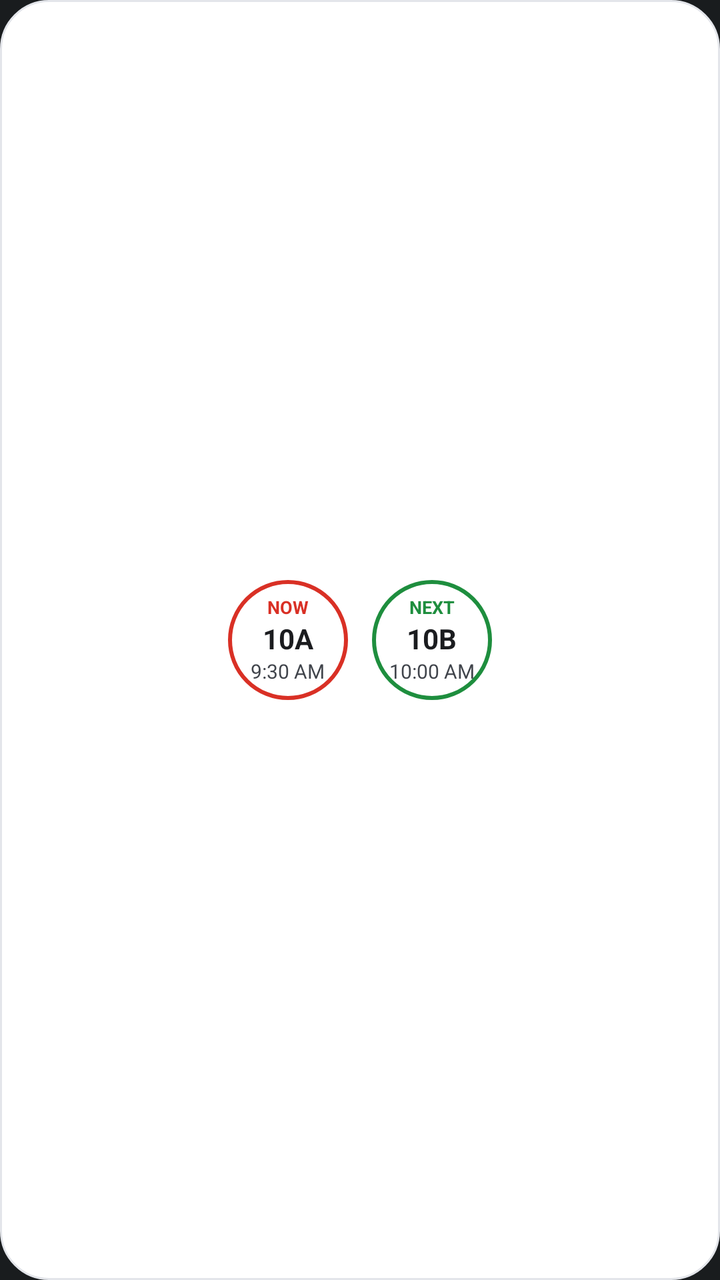
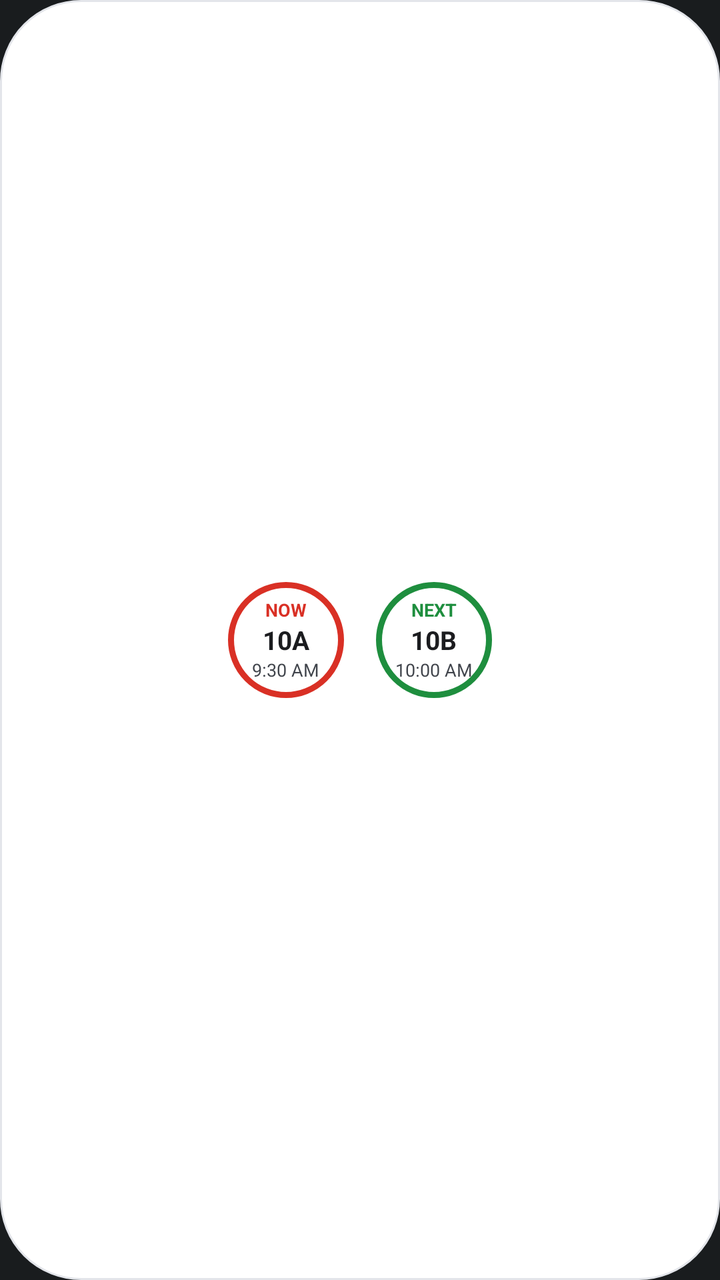

Two renders of the same Android screen: before a commit and after it. Below are the layout's source before the change and the commit's diff.
<!-- AndroidManifest.xml: application theme Theme.MyApplication -->
<!-- res/layout/widget_classes.xml -->
<?xml version="1.0" encoding="utf-8"?>
<LinearLayout xmlns:android="http://schemas.android.com/apk/res/android"
    android:id="@+id/widget_classes_root"
    android:layout_width="match_parent"
    android:layout_height="match_parent"
    android:orientation="horizontal"
    android:gravity="center"
    android:padding="8dp"
    android:background="@drawable/widget_pill_bg">

    <TextView
        android:id="@+id/widget_classes_status"
        android:layout_width="wrap_content"
        android:layout_height="wrap_content"
        android:gravity="center"
        android:text="No classes today"
        android:textColor="#41454C"
        android:textSize="12sp"
        android:maxLines="2"
        android:ellipsize="end"
        android:visibility="gone" />

    <LinearLayout
        android:id="@+id/widget_circles_row"
        android:layout_width="wrap_content"
        android:layout_height="wrap_content"
        android:orientation="horizontal"
        android:gravity="center_vertical">

        <LinearLayout
            android:id="@+id/left_circle"
            android:layout_width="60dp"
            android:layout_height="60dp"
            android:layout_marginEnd="12dp"
            android:orientation="vertical"
            android:gravity="center"
            android:padding="3dp"
            android:background="@drawable/widget_circle_red">

            <TextView
                android:id="@+id/left_label"
                android:layout_width="wrap_content"
                android:layout_height="wrap_content"
                android:text="NOW"
                android:textColor="#D93025"
                android:textSize="9sp"
                android:textStyle="bold" />

            <TextView
                android:id="@+id/left_name"
                android:layout_width="wrap_content"
                android:layout_height="wrap_content"
                android:text="10A"
                android:textColor="#1B1C1F"
                android:textSize="14sp"
                android:textStyle="bold"
                android:maxLines="1"
                android:ellipsize="end" />

            <TextView
                android:id="@+id/left_time"
                android:layout_width="wrap_content"
                android:layout_height="wrap_content"
                android:text="9:30 AM"
                android:textColor="#41454C"
                android:textSize="10sp"
                android:maxLines="1" />
        </LinearLayout>

        <LinearLayout
            android:id="@+id/right_circle"
            android:layout_width="60dp"
            android:layout_height="60dp"
            android:orientation="vertical"
            android:gravity="center"
            android:padding="3dp"
            android:background="@drawable/widget_circle_green">

            <TextView
                android:id="@+id/right_label"
                android:layout_width="wrap_content"
                android:layout_height="wrap_content"
                android:text="NEXT"
                android:textColor="#1E8E3E"
                android:textSize="9sp"
                android:textStyle="bold" />

            <TextView
                android:id="@+id/right_name"
                android:layout_width="wrap_content"
                android:layout_height="wrap_content"
                android:text="10B"
                android:textColor="#1B1C1F"
                android:textSize="14sp"
                android:textStyle="bold"
                android:maxLines="1"
                android:ellipsize="end" />

            <TextView
                android:id="@+id/right_time"
                android:layout_width="wrap_content"
                android:layout_height="wrap_content"
                android:text="10:00 AM"
                android:textColor="#41454C"
                android:textSize="10sp"
                android:maxLines="1" />
        </LinearLayout>
    </LinearLayout>
</LinearLayout>
<!-- resources referenced by this layout -->
<resources>
  <!-- drawable widget_circle_green (drawable) -->
  <?xml version="1.0" encoding="utf-8"?>
  <shape xmlns:android="http://schemas.android.com/apk/res/android"
      android:shape="oval">
      <solid android:color="#FFFFFF" />
      <stroke android:width="2dp" android:color="#1E8E3E" />
  </shape>
  <!-- drawable widget_circle_red (drawable) -->
  <?xml version="1.0" encoding="utf-8"?>
  <shape xmlns:android="http://schemas.android.com/apk/res/android"
      android:shape="oval">
      <solid android:color="#FFFFFF" />
      <stroke android:width="2dp" android:color="#D93025" />
  </shape>
  <!-- drawable widget_pill_bg (drawable) -->
  <?xml version="1.0" encoding="utf-8"?>
  <shape xmlns:android="http://schemas.android.com/apk/res/android"
      android:shape="rectangle">
      <solid android:color="#FFFFFF" />
      <corners android:radius="24dp" />
      <stroke android:width="1dp" android:color="#E3E5EA" />
  </shape>
  <style name="Theme.MyApplication" parent="android:Theme.DeviceDefault.NoActionBar" />
</resources>

<!-- the commit's change to res/layout/widget_classes.xml (unified diff, before → after) -->
@@ -5,7 +5,7 @@
     android:layout_height="match_parent"
     android:orientation="horizontal"
     android:gravity="center"
-    android:padding="8dp"
+    android:padding="4dp"
     android:background="@drawable/widget_pill_bg">
 
     <TextView
@@ -29,9 +29,9 @@
 
         <LinearLayout
             android:id="@+id/left_circle"
-            android:layout_width="60dp"
-            android:layout_height="60dp"
-            android:layout_marginEnd="12dp"
+            android:layout_width="58dp"
+            android:layout_height="58dp"
+            android:layout_marginEnd="16dp"
             android:orientation="vertical"
             android:gravity="center"
             android:padding="3dp"
@@ -52,9 +52,10 @@
                 android:layout_height="wrap_content"
                 android:text="10A"
                 android:textColor="#1B1C1F"
-                android:textSize="14sp"
+                android:textSize="13sp"
                 android:textStyle="bold"
                 android:maxLines="1"
+                android:maxWidth="48dp"
                 android:ellipsize="end" />
 
             <TextView
@@ -63,14 +64,14 @@
                 android:layout_height="wrap_content"
                 android:text="9:30 AM"
                 android:textColor="#41454C"
-                android:textSize="10sp"
+                android:textSize="9sp"
                 android:maxLines="1" />
         </LinearLayout>
 
         <LinearLayout
             android:id="@+id/right_circle"
-            android:layout_width="60dp"
-            android:layout_height="60dp"
+            android:layout_width="58dp"
+            android:layout_height="58dp"
             android:orientation="vertical"
             android:gravity="center"
             android:padding="3dp"
@@ -91,9 +92,10 @@
                 android:layout_height="wrap_content"
                 android:text="10B"
                 android:textColor="#1B1C1F"
-                android:textSize="14sp"
+                android:textSize="13sp"
                 android:textStyle="bold"
                 android:maxLines="1"
+                android:maxWidth="48dp"
                 android:ellipsize="end" />
 
             <TextView
@@ -102,7 +104,7 @@
                 android:layout_height="wrap_content"
                 android:text="10:00 AM"
                 android:textColor="#41454C"
-                android:textSize="10sp"
+                android:textSize="9sp"
                 android:maxLines="1" />
         </LinearLayout>
     </LinearLayout>
<!-- resource entries referenced after the edit -->
@@ -5,21 +5,22 @@
   <shape xmlns:android="http://schemas.android.com/apk/res/android"
       android:shape="oval">
       <solid android:color="#FFFFFF" />
-      <stroke android:width="2dp" android:color="#1E8E3E" />
+      <stroke android:width="3dp" android:color="#1E8E3E" />
   </shape>
   <!-- drawable widget_circle_red (drawable) -->
   <?xml version="1.0" encoding="utf-8"?>
   <shape xmlns:android="http://schemas.android.com/apk/res/android"
       android:shape="oval">
       <solid android:color="#FFFFFF" />
-      <stroke android:width="2dp" android:color="#D93025" />
+      <stroke android:width="3dp" android:color="#D93025" />
   </shape>
   <!-- drawable widget_pill_bg (drawable) -->
   <?xml version="1.0" encoding="utf-8"?>
   <shape xmlns:android="http://schemas.android.com/apk/res/android"
       android:shape="rectangle">
       <solid android:color="#FFFFFF" />
-      <corners android:radius="24dp" />
+      
+      <corners android:radius="40dp" />
       <stroke android:width="1dp" android:color="#E3E5EA" />
   </shape>
   <style name="Theme.MyApplication" parent="android:Theme.DeviceDefault.NoActionBar" />
